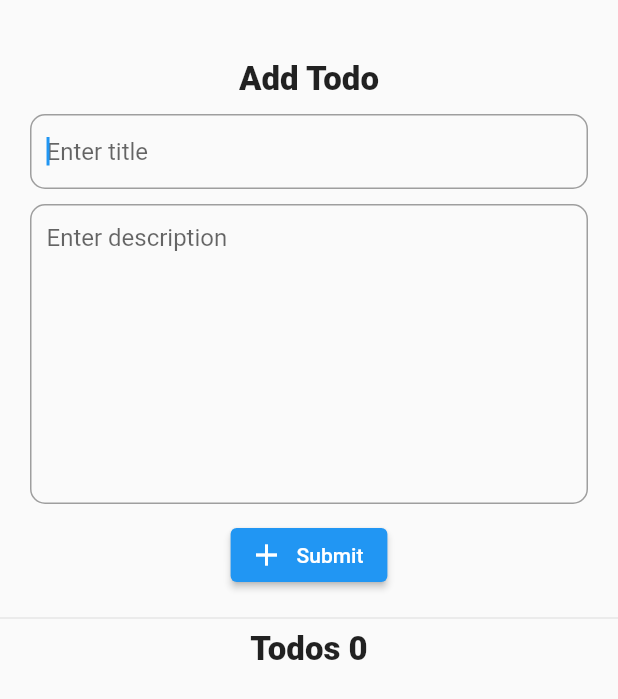
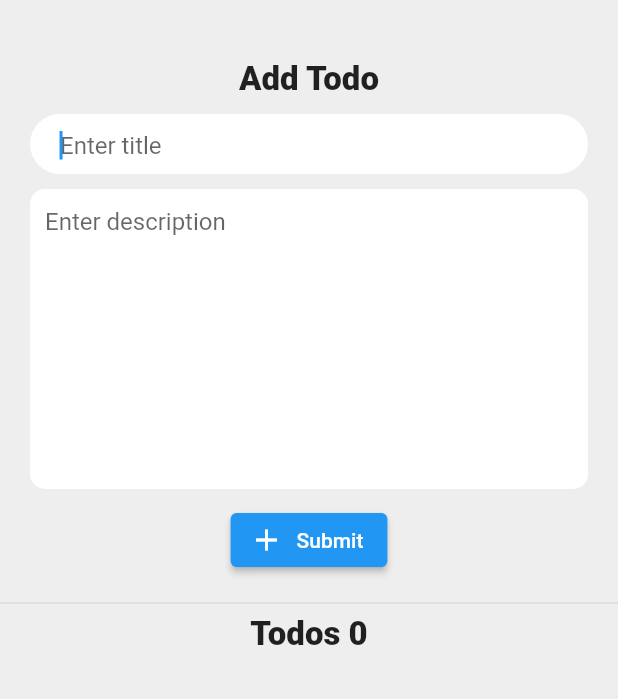
Before and after one commit to tomorrowbyte/flutter-getx-hive, a Flutter app: the TodosScreen screen opened directly, on a phone screen of 412 x 824 dp. Shown: the top 699 px of the screen. Run offline on Flutter 3.47's test engine with Material 2 defaults, Android fonts, the light colour scheme and no system bars; our stand-ins replace get, hive, hive_flutter; accounts and stored records are empty.

Commit message:
Change background color

```diff
--- a/lib/views/todos_list_screen.dart
+++ b/lib/views/todos_list_screen.dart
@@ -22,6 +22,7 @@ class TodosScreen extends StatelessWidget {
   @override
   Widget build(BuildContext context) {
     return Scaffold(
+      backgroundColor: Colors.grey[200],
       body: Column(
         children: [
           Container(
@@ -40,14 +41,12 @@ class TodosScreen extends StatelessWidget {
                   ),
                 ),
                 Container(
+                  height: 40,
                   margin: const EdgeInsets.symmetric(vertical: 10),
-                  padding: const EdgeInsets.symmetric(horizontal: 10),
+                  padding: const EdgeInsets.symmetric(horizontal: 20),
                   decoration: BoxDecoration(
-                    border: Border.all(
-                      width: 1,
-                      color: Colors.grey,
-                    ),
-                    borderRadius: BorderRadius.circular(10),
+                    color: Colors.white,
+                    borderRadius: BorderRadius.circular(25),
                   ),
                   child: TextFormField(
                     autofocus: true,
@@ -65,10 +64,11 @@ class TodosScreen extends StatelessWidget {
                   height: 200,
                   padding: const EdgeInsets.symmetric(horizontal: 10),
                   decoration: BoxDecoration(
-                    border: Border.all(
-                      width: 1,
-                      color: Colors.grey,
-                    ),
+                    color: Colors.white,
+                    // border: Border.all(
+                    //   width: 1,
+                    //   color: Colors.grey,
+                    // ),
                     borderRadius: BorderRadius.circular(10),
                   ),
                   child: TextFormField(
```
